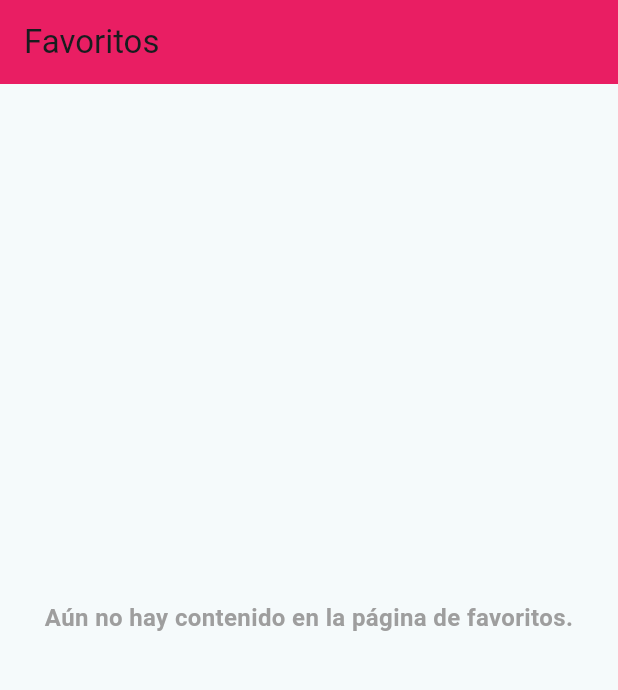
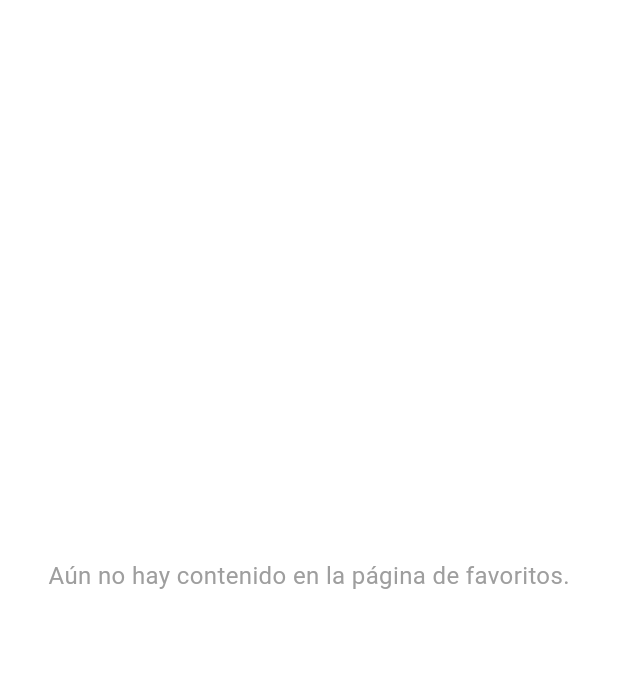
Before and after one commit to Sofia19c/AppFlutter, a Flutter app: the screen it shows after launch, after a tap on "Favorites", after a tap on the "close" icon, on a phone screen of 412 x 824 dp, the part 84-774 px from its top. Run offline on Flutter 3.47's test engine with Material 3 defaults, Android fonts, the phone set to English and light mode, and no system bars; our stand-ins replace youtube_player_flutter.

```diff
--- a/flutter_application_1/lib/pages/favoritesPage.dart
+++ b/flutter_application_1/lib/pages/favoritesPage.dart
@@ -1,36 +1,27 @@
 import 'package:flutter/material.dart';
 import 'package:provider/provider.dart';
-import '../main.dart'; // Importamos MyAppState para acceder a la lista de favoritos.
+import '../main.dart'; // Asegúrate de que la importación sea correcta según tu estructura de proyecto.
 
 class FavoritesPage extends StatelessWidget {
   @override
   Widget build(BuildContext context) {
-    // Acceder a la lista de favoritos desde MyAppState
     final favorites = Provider.of<MyAppState>(context).favorites;
 
-    return Scaffold(
-      appBar: AppBar(
-        title: Text('Favoritos'),
-        backgroundColor: Colors.pink,
-      ),
-      body: favorites.isEmpty
-          ? Center(
+    if (favorites.isEmpty) {
+      return Center(
         child: Text(
           'Aún no hay contenido en la página de favoritos.',
-                style: TextStyle(
-                  color: Colors.grey,
-                  fontSize: 16,
-                  fontWeight: FontWeight.bold,
+          style: TextStyle(fontSize: 16, color: Colors.grey),
         ),
-                textAlign: TextAlign.center,
-              ),
-            )
-          : ListView.builder(
-              padding: const EdgeInsets.all(16.0),
+      );
+    }
+
+    return ListView.builder(
       itemCount: favorites.length,
       itemBuilder: (context, index) {
         final imagePath = favorites[index];
         return Card(
+          key: ValueKey(imagePath), // Clave única basada en el contenido
           margin: const EdgeInsets.symmetric(vertical: 10.0),
           elevation: 4.0,
           child: Padding(
@@ -69,7 +60,6 @@ class FavoritesPage extends StatelessWidget {
           ),
         );
       },
-            ),
     );
   }
 }
```
Lines whose indentation alone changed are shown as unchanged.
